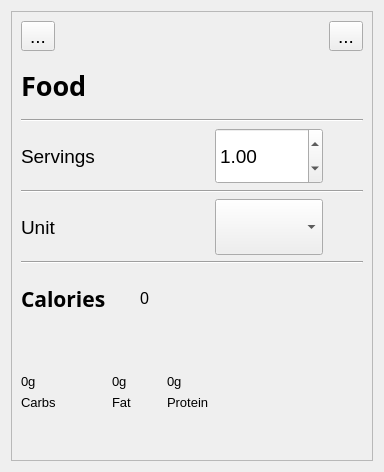
OpenFitnessPal/OpenFitnessPal, file ui/dialogs/FoodServingEdit.ui: the form before one commit.
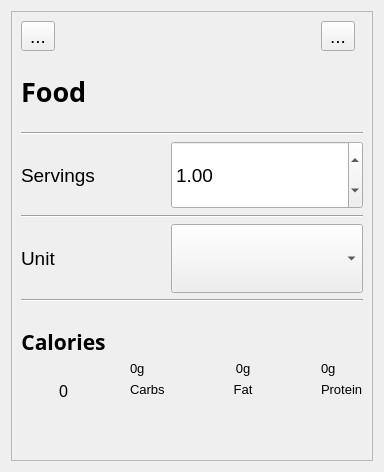
The form after the commit. Icons and pictures are not drawn.

Commit message: food saving & date-based journaling

Diff of the .ui file:
```diff
--- a/ui/dialogs/FoodServingEdit.ui
+++ b/ui/dialogs/FoodServingEdit.ui
@@ -34,74 +34,41 @@
        </rect>
       </property>
       <layout class="QGridLayout" name="gridLayout_2">
-       <item row="0" column="0">
-        <widget class="QToolButton" name="reject">
-         <property name="text">
-          <string>...</string>
-         </property>
-         <property name="icon">
-          <iconset theme="QIcon::ThemeIcon::GoPrevious"/>
-         </property>
-        </widget>
-       </item>
-       <item row="0" column="5">
-        <widget class="QToolButton" name="accept">
-         <property name="text">
-          <string>...</string>
-         </property>
-         <property name="icon">
-          <iconset theme="QIcon::ThemeIcon::GoNext"/>
-         </property>
-        </widget>
-       </item>
-       <item row="1" column="0">
-        <widget class="QLabel" name="food">
-         <property name="sizePolicy">
-          <sizepolicy hsizetype="Preferred" vsizetype="Preferred">
-           <horstretch>0</horstretch>
-           <verstretch>0</verstretch>
-          </sizepolicy>
-         </property>
-         <property name="font">
-          <font>
-           <family>Noto Sans</family>
-           <pointsize>20</pointsize>
-           <bold>true</bold>
-          </font>
-         </property>
-         <property name="frameShape">
-          <enum>QFrame::Shape::NoFrame</enum>
-         </property>
-         <property name="text">
-          <string>Food</string>
-         </property>
-        </widget>
-       </item>
-       <item row="2" column="0" colspan="6">
+       <item row="2" column="0" colspan="7">
         <widget class="Line" name="line">
          <property name="orientation">
           <enum>Qt::Orientation::Horizontal</enum>
          </property>
         </widget>
        </item>
-       <item row="3" column="0">
-        <widget class="QLabel" name="label_2">
+       <item row="8" column="0">
+        <widget class="QLabel" name="label_4">
          <property name="sizePolicy">
           <sizepolicy hsizetype="Preferred" vsizetype="Preferred">
            <horstretch>0</horstretch>
-           <verstretch>0</verstretch>
+           <verstretch>3</verstretch>
           </sizepolicy>
          </property>
+         <property name="font">
+          <font>
+           <family>Noto Sans</family>
+           <pointsize>16</pointsize>
+           <bold>true</bold>
+          </font>
+         </property>
          <property name="text">
-          <string>Servings</string>
+          <string>Calories</string>
+         </property>
+         <property name="alignment">
+          <set>Qt::AlignmentFlag::AlignCenter</set>
          </property>
         </widget>
        </item>
-       <item row="3" column="4">
+       <item row="3" column="5" colspan="2">
         <widget class="QDoubleSpinBox" name="servings">
          <property name="sizePolicy">
           <sizepolicy hsizetype="Minimum" vsizetype="Preferred">
-           <horstretch>0</horstretch>
+           <horstretch>1</horstretch>
            <verstretch>0</verstretch>
           </sizepolicy>
          </property>
@@ -113,59 +80,35 @@
          </property>
         </widget>
        </item>
-       <item row="4" column="0" colspan="6">
-        <widget class="Line" name="line_2">
-         <property name="orientation">
-          <enum>Qt::Orientation::Horizontal</enum>
-         </property>
-        </widget>
-       </item>
-       <item row="5" column="0">
-        <widget class="QLabel" name="label_3">
+       <item row="8" column="6">
+        <widget class="QLabel" name="protein">
          <property name="sizePolicy">
           <sizepolicy hsizetype="Preferred" vsizetype="Preferred">
            <horstretch>0</horstretch>
-           <verstretch>0</verstretch>
+           <verstretch>1</verstretch>
           </sizepolicy>
          </property>
-         <property name="text">
-          <string>Unit</string>
-         </property>
-        </widget>
-       </item>
-       <item row="5" column="4">
-        <widget class="QComboBox" name="size">
-         <property name="sizePolicy">
-          <sizepolicy hsizetype="Preferred" vsizetype="Preferred">
-           <horstretch>0</horstretch>
-           <verstretch>0</verstretch>
-          </sizepolicy>
-         </property>
-        </widget>
-       </item>
-       <item row="6" column="0" colspan="6">
-        <widget class="Line" name="line_3">
-         <property name="orientation">
-          <enum>Qt::Orientation::Horizontal</enum>
-         </property>
-        </widget>
-       </item>
-       <item row="7" column="0">
-        <widget class="QLabel" name="label_4">
          <property name="font">
           <font>
-           <family>Noto Sans</family>
-           <pointsize>16</pointsize>
-           <bold>true</bold>
+           <pointsize>10</pointsize>
           </font>
          </property>
          <property name="text">
-          <string>Calories</string>
+          <string>0g</string>
+         </property>
+         <property name="alignment">
+          <set>Qt::AlignmentFlag::AlignBottom|Qt::AlignmentFlag::AlignLeading|Qt::AlignmentFlag::AlignLeft</set>
          </property>
         </widget>
        </item>
-       <item row="7" column="2">
+       <item row="9" column="0">
         <widget class="QLabel" name="calories">
+         <property name="sizePolicy">
+          <sizepolicy hsizetype="Preferred" vsizetype="Preferred">
+           <horstretch>0</horstretch>
+           <verstretch>3</verstretch>
+          </sizepolicy>
+         </property>
          <property name="font">
           <font>
            <pointsize>12</pointsize>
@@ -174,25 +117,33 @@
          <property name="text">
           <string>0</string>
          </property>
+         <property name="alignment">
+          <set>Qt::AlignmentFlag::AlignHCenter|Qt::AlignmentFlag::AlignTop</set>
+         </property>
         </widget>
        </item>
-       <item row="8" column="0">
+       <item row="6" column="0" colspan="7">
+        <widget class="Line" name="line_3">
+         <property name="orientation">
+          <enum>Qt::Orientation::Horizontal</enum>
+         </property>
+        </widget>
+       </item>
+       <item row="4" column="0" colspan="7">
+        <widget class="Line" name="line_2">
+         <property name="orientation">
+          <enum>Qt::Orientation::Horizontal</enum>
+         </property>
+        </widget>
+       </item>
+       <item row="8" column="4">
         <widget class="QLabel" name="carbs">
-         <property name="font">
-          <font>
-           <pointsize>10</pointsize>
-          </font>
+         <property name="sizePolicy">
+          <sizepolicy hsizetype="Preferred" vsizetype="Preferred">
+           <horstretch>0</horstretch>
+           <verstretch>1</verstretch>
+          </sizepolicy>
          </property>
-         <property name="text">
-          <string>0g</string>
-         </property>
-         <property name="alignment">
-          <set>Qt::AlignmentFlag::AlignBottom|Qt::AlignmentFlag::AlignLeading|Qt::AlignmentFlag::AlignLeft</set>
-         </property>
-        </widget>
-       </item>
-       <item row="8" column="1">
-        <widget class="QLabel" name="fat">
          <property name="font">
           <font>
            <pointsize>10</pointsize>
@@ -206,38 +157,24 @@
          </property>
         </widget>
        </item>
-       <item row="8" column="3" colspan="2">
-        <widget class="QLabel" name="protein">
-         <property name="font">
-          <font>
-           <pointsize>10</pointsize>
-          </font>
+       <item row="5" column="5" colspan="2">
+        <widget class="QComboBox" name="size">
+         <property name="sizePolicy">
+          <sizepolicy hsizetype="Preferred" vsizetype="Preferred">
+           <horstretch>0</horstretch>
+           <verstretch>0</verstretch>
+          </sizepolicy>
          </property>
-         <property name="text">
-          <string>0g</string>
-         </property>
-         <property name="alignment">
-          <set>Qt::AlignmentFlag::AlignBottom|Qt::AlignmentFlag::AlignLeading|Qt::AlignmentFlag::AlignLeft</set>
-         </property>
         </widget>
        </item>
-       <item row="9" column="0">
-        <widget class="QLabel" name="label_6">
-         <property name="font">
-          <font>
-           <pointsize>10</pointsize>
-          </font>
-         </property>
-         <property name="text">
-          <string>Carbs</string>
-         </property>
-         <property name="alignment">
-          <set>Qt::AlignmentFlag::AlignLeading|Qt::AlignmentFlag::AlignLeft|Qt::AlignmentFlag::AlignTop</set>
-         </property>
-        </widget>
-       </item>
-       <item row="9" column="1">
+       <item row="9" column="5">
         <widget class="QLabel" name="label_7">
+         <property name="sizePolicy">
+          <sizepolicy hsizetype="Preferred" vsizetype="Preferred">
+           <horstretch>0</horstretch>
+           <verstretch>1</verstretch>
+          </sizepolicy>
+         </property>
          <property name="font">
           <font>
            <pointsize>10</pointsize>
@@ -247,12 +184,64 @@
           <string>Fat</string>
          </property>
          <property name="alignment">
-          <set>Qt::AlignmentFlag::AlignLeading|Qt::AlignmentFlag::AlignLeft|Qt::AlignmentFlag::AlignTop</set>
+          <set>Qt::AlignmentFlag::AlignHCenter|Qt::AlignmentFlag::AlignTop</set>
          </property>
         </widget>
        </item>
-       <item row="9" column="3">
+       <item row="1" column="0">
+        <widget class="QLabel" name="food">
+         <property name="sizePolicy">
+          <sizepolicy hsizetype="Preferred" vsizetype="Preferred">
+           <horstretch>0</horstretch>
+           <verstretch>3</verstretch>
+          </sizepolicy>
+         </property>
+         <property name="font">
+          <font>
+           <family>Noto Sans</family>
+           <pointsize>20</pointsize>
+           <bold>true</bold>
+          </font>
+         </property>
+         <property name="frameShape">
+          <enum>QFrame::Shape::NoFrame</enum>
+         </property>
+         <property name="text">
+          <string>Food</string>
+         </property>
+        </widget>
+       </item>
+       <item row="5" column="0">
+        <widget class="QLabel" name="label_3">
+         <property name="sizePolicy">
+          <sizepolicy hsizetype="Preferred" vsizetype="Preferred">
+           <horstretch>0</horstretch>
+           <verstretch>3</verstretch>
+          </sizepolicy>
+         </property>
+         <property name="text">
+          <string>Unit</string>
+         </property>
+        </widget>
+       </item>
+       <item row="0" column="0">
+        <widget class="QToolButton" name="reject">
+         <property name="text">
+          <string>...</string>
+         </property>
+         <property name="icon">
+          <iconset theme="QIcon::ThemeIcon::GoPrevious"/>
+         </property>
+        </widget>
+       </item>
+       <item row="9" column="6">
         <widget class="QLabel" name="label_8">
+         <property name="sizePolicy">
+          <sizepolicy hsizetype="Preferred" vsizetype="Preferred">
+           <horstretch>0</horstretch>
+           <verstretch>1</verstretch>
+          </sizepolicy>
+         </property>
          <property name="font">
           <font>
            <pointsize>10</pointsize>
@@ -266,6 +255,71 @@
          </property>
         </widget>
        </item>
+       <item row="9" column="4">
+        <widget class="QLabel" name="label_6">
+         <property name="sizePolicy">
+          <sizepolicy hsizetype="Preferred" vsizetype="Preferred">
+           <horstretch>0</horstretch>
+           <verstretch>1</verstretch>
+          </sizepolicy>
+         </property>
+         <property name="font">
+          <font>
+           <pointsize>10</pointsize>
+          </font>
+         </property>
+         <property name="text">
+          <string>Carbs</string>
+         </property>
+         <property name="alignment">
+          <set>Qt::AlignmentFlag::AlignLeading|Qt::AlignmentFlag::AlignLeft|Qt::AlignmentFlag::AlignTop</set>
+         </property>
+        </widget>
+       </item>
+       <item row="8" column="5">
+        <widget class="QLabel" name="fat">
+         <property name="sizePolicy">
+          <sizepolicy hsizetype="Preferred" vsizetype="Preferred">
+           <horstretch>0</horstretch>
+           <verstretch>1</verstretch>
+          </sizepolicy>
+         </property>
+         <property name="font">
+          <font>
+           <pointsize>10</pointsize>
+          </font>
+         </property>
+         <property name="text">
+          <string>0g</string>
+         </property>
+         <property name="alignment">
+          <set>Qt::AlignmentFlag::AlignBottom|Qt::AlignmentFlag::AlignHCenter</set>
+         </property>
+        </widget>
+       </item>
+       <item row="3" column="0">
+        <widget class="QLabel" name="label_2">
+         <property name="sizePolicy">
+          <sizepolicy hsizetype="Preferred" vsizetype="Preferred">
+           <horstretch>0</horstretch>
+           <verstretch>3</verstretch>
+          </sizepolicy>
+         </property>
+         <property name="text">
+          <string>Servings</string>
+         </property>
+        </widget>
+       </item>
+       <item row="0" column="6">
+        <widget class="QToolButton" name="accept">
+         <property name="text">
+          <string>...</string>
+         </property>
+         <property name="icon">
+          <iconset theme="QIcon::ThemeIcon::GoNext"/>
+         </property>
+        </widget>
+       </item>
       </layout>
      </widget>
     </widget>
```
Left out of the diff: 32 changed lines with no effect on the pictures. The commit also changes 13 other files.
